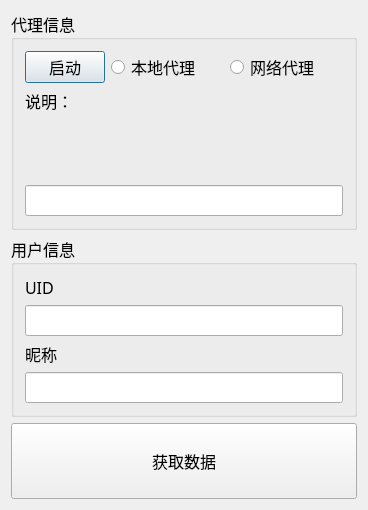
Above: ChipDataWindow/GetChipWindow.ui from xxzl0130/CodeX before the change. Below: the same form after it.
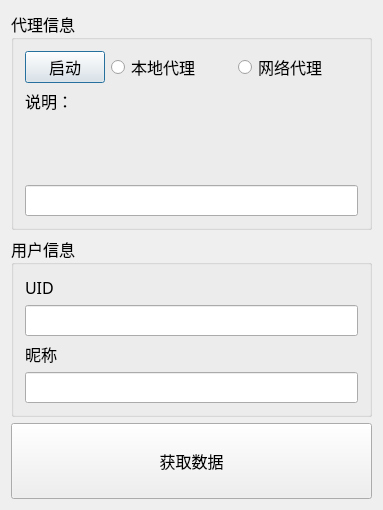
That is the form after the change.

Diff of the .ui file:
```diff
--- a/ChipDataWindow/GetChipWindow.ui
+++ b/ChipDataWindow/GetChipWindow.ui
@@ -6,8 +6,8 @@
    <rect>
     <x>0</x>
     <y>0</y>
-    <width>368</width>
-    <height>391</height>
+    <width>383</width>
+    <height>407</height>
    </rect>
   </property>
   <property name="sizePolicy">
@@ -29,7 +29,7 @@
    <item row="1" column="0">
     <widget class="QGroupBox" name="groupBox_2">
      <property name="sizePolicy">
-      <sizepolicy hsizetype="Preferred" vsizetype="Expanding">
+      <sizepolicy hsizetype="Preferred" vsizetype="Preferred">
        <horstretch>0</horstretch>
        <verstretch>0</verstretch>
       </sizepolicy>
@@ -75,7 +75,7 @@
    <item row="0" column="0">
     <widget class="QGroupBox" name="groupBox">
      <property name="sizePolicy">
-      <sizepolicy hsizetype="Preferred" vsizetype="Preferred">
+      <sizepolicy hsizetype="Preferred" vsizetype="Expanding">
        <horstretch>0</horstretch>
        <verstretch>0</verstretch>
       </sizepolicy>
```
